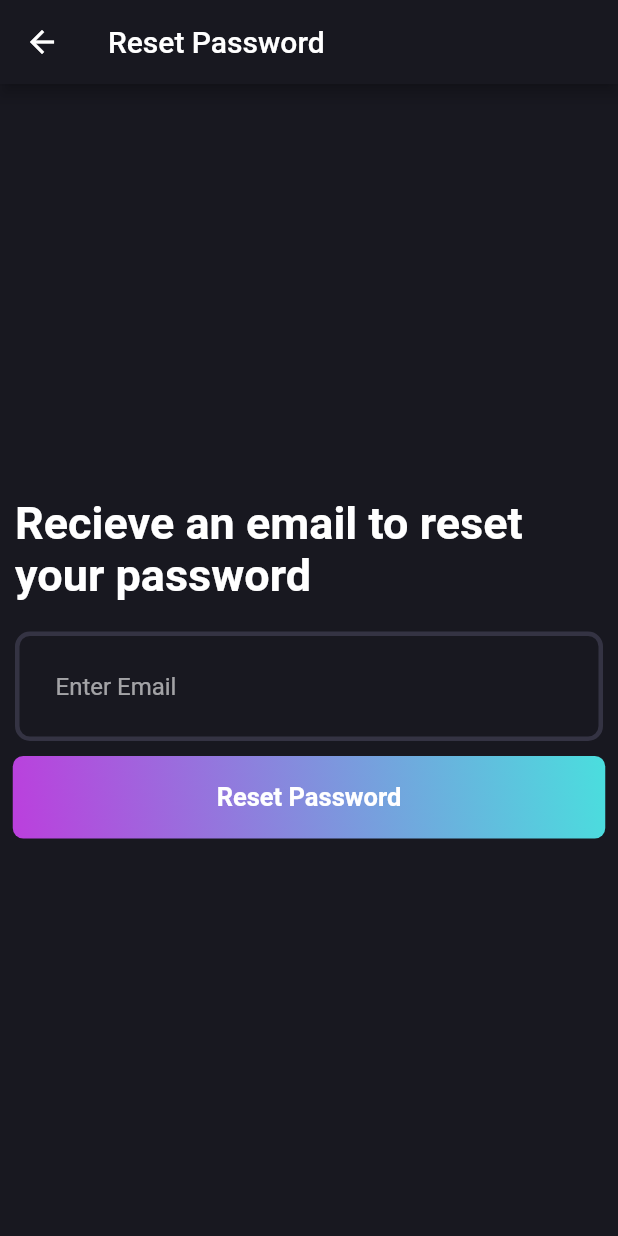
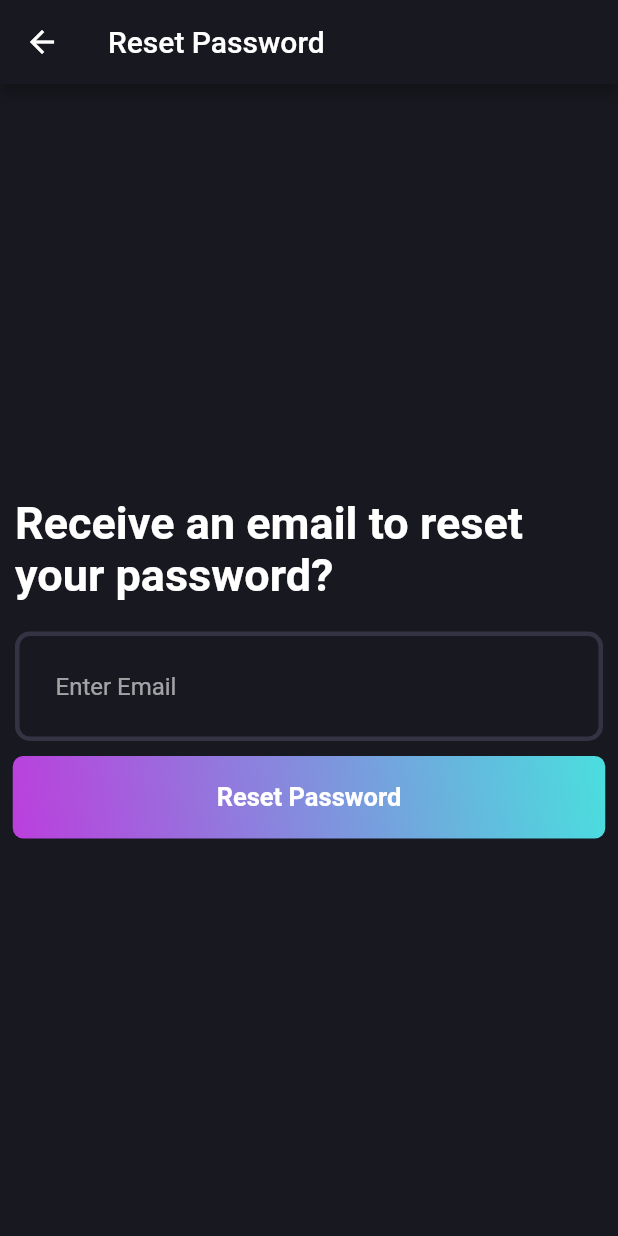
Before and after one commit to InnovaTech-21/Quiz_Attempt2, a Flutter app: the ForgotPasswordPage screen opened directly, on a phone screen of 412 x 824 dp. Run offline on Flutter 3.47's test engine with Material 2 defaults, Android fonts, the phone set to English and light mode, and no system bars; our stand-ins replace cloud_firestore, email_validator, firebase_auth, firebase_core; accounts and stored records are empty.

Commit message:
Spelling error corrected
Spelling error in Page Name

```diff
--- a/lib/Views/Forgot Password/forgotpassword.dart
+++ b/lib/Views/Forgot Password/forgotpassword.dart
@@ -55,7 +55,7 @@ class _ForgotPasswordPageState extends State<ForgotPasswordPage> {
                                 alignment: Alignment.center,
                                 padding: const EdgeInsets.all(10),
                                 child: const Text(
-                                  'Recieve an email to reset your password',
+                                  'Receive an email to reset your password?',
                                   style: TextStyle(
                                     fontWeight: FontWeight.bold,
                                     fontSize: 30,
```
